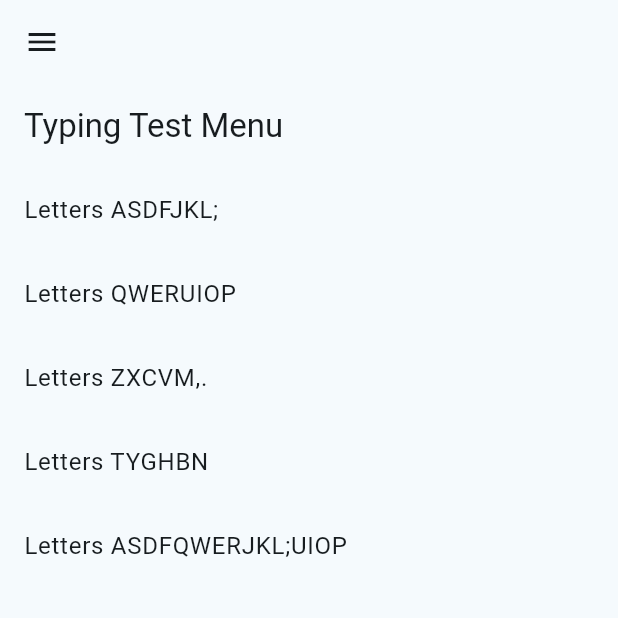
After one commit to null-saurabh/Typing_Test_Website_For_Web_and_Android, a Flutter app: the LearnMenuScreen screen opened by its route, on a phone screen of 412 x 824 dp, the top half of it. The commit adds this screen. Run offline on Flutter 3.47's test engine with Material 3 defaults, Android fonts, the phone set to English and light mode, and no system bars; our stand-ins replace firebase_auth, firebase_core, go_router, google_sign_in, responsive_builder; missing offline and left inert: flutter_razorpay_web; accounts and stored records are empty.

Commit message:
learn_menu_screen

```diff
--- a/lib/main.dart
+++ b/lib/main.dart
@@ -10,6 +10,7 @@ import 'package:typingtest/view/screens/error_page.dart';
 import 'package:typingtest/view/screens/exam_page.dart';
 import 'package:typingtest/view/screens/history_screen.dart';
 import 'package:typingtest/view/screens/homeview.dart';
+import 'package:typingtest/view/screens/learn_menu.dart';
 import 'package:typingtest/view/screens/learn_typing.dart';
 import 'package:typingtest/view/screens/profile_page.dart';
 import 'package:typingtest/view/screens/ranking_page.dart';
@@ -17,6 +18,7 @@ import 'package:typingtest/view/screens/subscription.dart';
 import 'package:typingtest/view/screens/test_screen.dart';
 import 'package:typingtest/view/screens/welcome_login_screen.dart';
 import 'package:typingtest/view_model/provider/api_provider.dart';
+import 'package:typingtest/view_model/provider/learn_menu_provider.dart';
 import 'package:typingtest/view_model/provider/login_provider.dart';
 import 'package:typingtest/view_model/provider/razorpay_provider.dart';
 import 'package:typingtest/view_model/provider/save_test_provider.dart';
@@ -69,6 +71,9 @@ void main() async {
         ),
         ChangeNotifierProvider(
           create: (context) => RazorPayProvider(),
+        ),
+        ChangeNotifierProvider(
+          create: (context) => LearnMenuProvider(),
         ),
       ],
       child: const MyApp(),
@@ -142,6 +147,13 @@ final _router = GoRouter(
               );
             }),
         GoRoute(
+          // parentNavigatorKey: _shellNavigatorKey,
+            name: 'menu',
+            path: '/menu',
+            builder: (context, state) {
+              return const LearnMenuScreen();
+            }),
+        GoRoute(
             // parentNavigatorKey: _shellNavigatorKey,
           name: 'learn',
             path: '/learn',
@@ -179,7 +191,7 @@ final _router = GoRouter(
       name: 'test',
       path: '/test/:testData',
       builder: (context, state) {
-        print('in router');
+        // print('in router');
         String testDataString = state.pathParameters["testData"] as String;
         LiveTestData testData = LiveTestData.fromJson(jsonDecode(testDataString));
         return TestScreen(testData: testData);
--- /dev/null
+++ b/lib/view/screens/learn_menu.dart
@@ -0,0 +1,39 @@
+import 'package:flutter/material.dart';
+import 'package:go_router/go_router.dart';
+import 'package:provider/provider.dart';
+import 'package:typingtest/view_model/provider/learn_menu_provider.dart';
+
+class LearnMenuScreen extends StatelessWidget {
+  const LearnMenuScreen({super.key});
+
+  @override
+  Widget build(BuildContext context) {
+    return Scaffold(
+      appBar: AppBar(
+        title: const Text('Typing Test Menu'),
+      ),
+      body: ListView(
+        children: [
+          _buildMenuItem(context, 'Letters ASDFJKL;',0),
+          _buildMenuItem(context, 'Letters QWERUIOP',1),
+          _buildMenuItem(context, 'Letters ZXCVM,.',2),
+          _buildMenuItem(context, 'Letters TYGHBN',3),
+          _buildMenuItem(context, 'Letters ASDFQWERJKL;UIOP',4),
+          // Add more menu items as needed
+        ],
+      ),
+    );
+  }
+
+  Widget _buildMenuItem(BuildContext context, String menuText, int index) {
+    return ListTile(
+      title: Text(menuText),
+      onTap: () {
+        Provider.of<LearnMenuProvider>(context, listen: false)
+            .setTestIndex(index);
+        GoRouter.of(context).go('/learn');
+      },
+    );
+  }
+
+}
--- a/lib/view/widgets/Left_drawer.dart
+++ b/lib/view/widgets/Left_drawer.dart
@@ -34,7 +34,7 @@ class LeftDrawer extends StatelessWidget {
               ],
               const SizedBox(height: 20),
               drawerItems(context,Icons.category_outlined, "All Tests", '/home', userProvider, navigationService),
-              drawerItems(context,Icons.menu_book_rounded, "Learn Typing", '/learn', userProvider, navigationService),
+              drawerItems(context,Icons.menu_book_rounded, "Learn Typing", '/menu', userProvider, navigationService),
               drawerItems(context,Icons.account_balance_wallet_outlined, "Subscriptions", '/subscription',userProvider, navigationService),
               drawerItems(context,Icons.history_outlined, "Result History", '/history/false', userProvider, navigationService),
               drawerItems(context,Icons.person_2_outlined, "My Profile", '/profile', userProvider, navigationService),
@@ -68,7 +68,7 @@ class LeftDrawer extends StatelessWidget {
                 GoRouter router = GoRouter.of(context);
                 router.replace('/welcome');
               } else {
-                print("in drawer");
+                // print("in drawer");
                 navigationProvider.updateCurrentPage(pageId);
                 GoRouter.of(context).go(pageId);
                 if (isMobile) {
--- a/lib/view/widgets/pop_up_top_heading_bar.dart
+++ b/lib/view/widgets/pop_up_top_heading_bar.dart
@@ -16,7 +16,7 @@ class PopUpScreensTopHeadingBar extends StatelessWidget {
       child: Row(
         mainAxisAlignment: MainAxisAlignment.spaceBetween,
         children: [
-          Container(
+          SizedBox(
             width: MediaQuery.of(context).size.width* 0.85 - 140,
             child: Padding(
               padding: const EdgeInsets.only(left: 25),
--- /dev/null
+++ b/lib/view_model/provider/learn_menu_provider.dart
@@ -0,0 +1,30 @@
+import 'package:flutter/material.dart';
+
+class LearnMenuProvider extends ChangeNotifier {
+
+  int _currentTestIndex = 0;
+
+  final List<String> _testStrings = [
+    'asdfjkl; as jk df l;',
+    'qweruiop qw ui er op',
+    'zxcvm,. zx m, cv .',
+    'tyghbn ty bn gh',
+    'asdfqwerjkl;uiop  asdf jkl;',
+  ];
+
+  String get currentTestString => _testStrings[_currentTestIndex];
+
+  void setTestIndex(int index) {
+    _currentTestIndex = index;
+    notifyListeners();
+  }
+
+  void goToNextTest() {
+    if (_currentTestIndex == _testStrings.length - 1) {
+      _currentTestIndex = 0;
+    } else {
+      _currentTestIndex++;
+    }
+    notifyListeners();
+  }
+}
```
Also changed, not shown: lib/view/screens/learn_typing.dart (+32 -19 lines).
